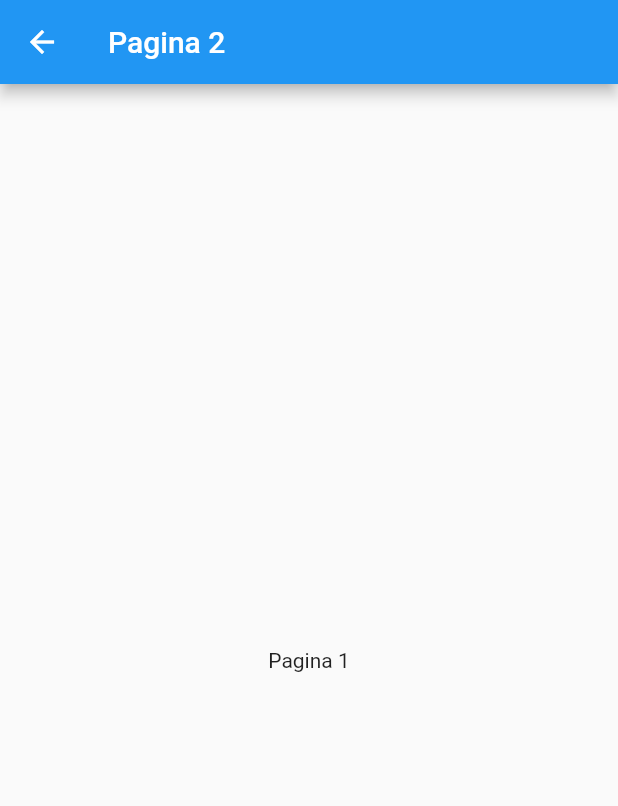
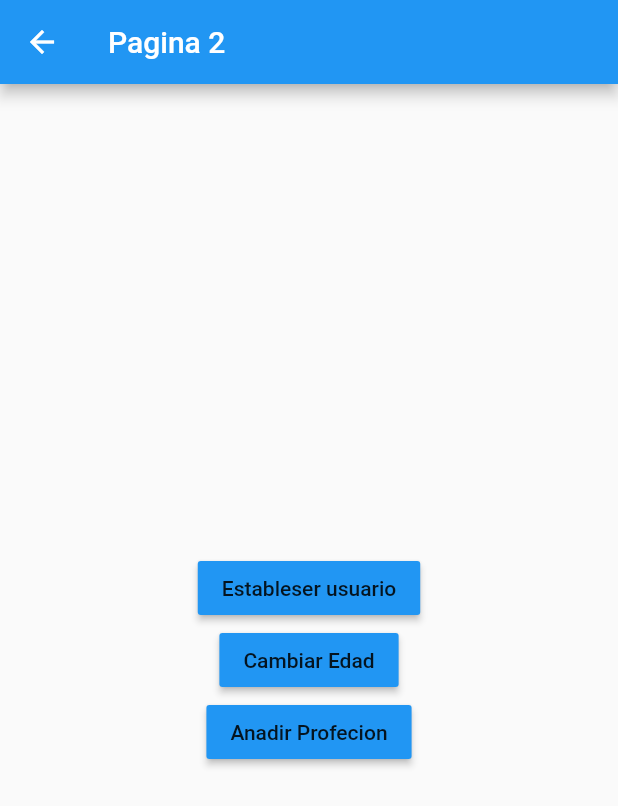
Before and after one commit to Leningsv/Leningsv-flutter_course, a Flutter app: the screen it shows after launch, after a tap on the "accessibility new" icon, on a phone screen of 412 x 824 dp. Shown: the top 806 px of the screen. Run offline on Flutter 3.47's test engine with Material 2 defaults, Android fonts, the phone set to English and light mode, and no system bars.

Commit message:
no message

```diff
--- /dev/null
+++ b/adv_singleton/lib/models/user_model.dart
@@ -0,0 +1,7 @@
+class UserModel {
+  String name;
+  String age;
+  List<String> professions;
+
+  UserModel({this.name, this.age, this.professions});
+}
--- a/adv_singleton/lib/pages/page1_page.dart
+++ b/adv_singleton/lib/pages/page1_page.dart
@@ -8,9 +8,7 @@ class Page1Page extends StatelessWidget {
       appBar: AppBar(
         title: Text('Pagina 1'),
       ),
-      body: Center(
-        child: Text('Pagina 2'),
-      ),
+      body: UserInfo(),
       floatingActionButton: FloatingActionButton(
         child: Icon(Icons.accessibility_new),
         onPressed: () => Navigator.pushNamed(context, 'page2'),
@@ -18,3 +16,28 @@ class Page1Page extends StatelessWidget {
     );
   }
 }
+
+class UserInfo extends StatelessWidget {
+  @override
+  Widget build(BuildContext context) {
+    return Container(
+      width: double.infinity,
+      height: double.infinity,
+      padding: EdgeInsets.all(20.0),
+      child: Column(
+        crossAxisAlignment: CrossAxisAlignment.start,
+        children: [
+          Text('General', style: TextStyle(fontSize: 18, fontWeight: FontWeight.bold),),
+          Divider(),
+          ListTile(title: Text('Nombre: '),),
+          ListTile(title: Text('Edad: '),),
+          Text('Profeciones', style: TextStyle(fontSize: 18, fontWeight: FontWeight.bold),),
+          Divider(),
+          ListTile(title: Text('Profecion 1'),),
+          ListTile(title: Text('Profecion 2'),),
+          ListTile(title: Text('Profecion 3'),),
+        ],
+      ),
+    );
+  }
+}
--- a/adv_singleton/lib/pages/page2_page.dart
+++ b/adv_singleton/lib/pages/page2_page.dart
@@ -2,7 +2,6 @@ import 'package:flutter/cupertino.dart';
 import 'package:flutter/material.dart';
 
 class Page2Page extends StatelessWidget {
-
   @override
   Widget build(BuildContext context) {
     return Scaffold(
@@ -10,8 +9,23 @@ class Page2Page extends StatelessWidget {
         title: Text('Pagina 2'),
       ),
       body: Center(
-        child: Text('Pagina 1'),
-      ),
+          child: Column(
+        mainAxisAlignment: MainAxisAlignment.center,
+        children: [
+          MaterialButton(
+              child: Text('Estableser usuario'),
+              color: Colors.blue,
+              onPressed: () {}),
+          MaterialButton(
+              child: Text('Cambiar Edad'),
+              color: Colors.blue,
+              onPressed: () {}),
+          MaterialButton(
+              child: Text('Anadir Profecion'),
+              color: Colors.blue,
+              onPressed: () {})
+        ],
+      )),
     );
   }
 }
```
